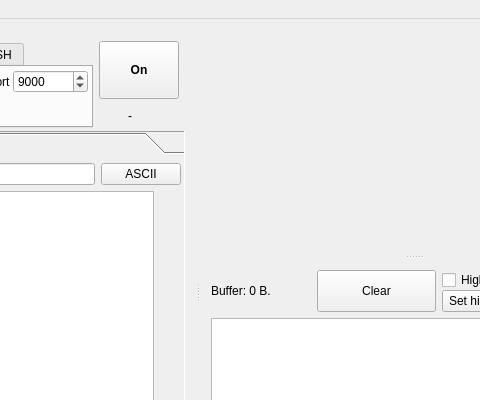
This is MultiPortDialog/Sources/mainwindow.ui in Alexxey593/MultiportDialog as Qt 5 draws it before an edit; both pictures show x 284 to 764 and y 0 to 400 of the 923 by 586 pixel window. The edited form follows.
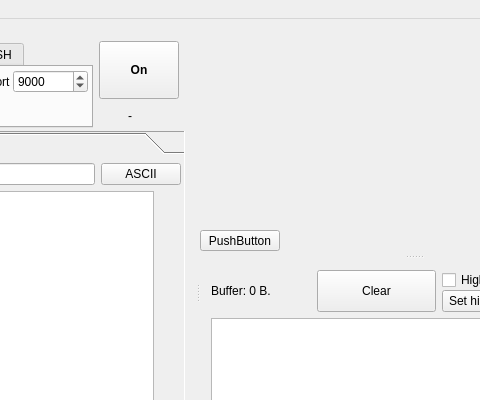
This is the edited form. The open tabs and pages were chosen to show the change. Icons and pictures are not drawn. Custom widgets are drawn as their Qt base class.

What changed in the file:
```diff
--- a/MultiPortDialog/Sources/mainwindow.ui
+++ b/MultiPortDialog/Sources/mainwindow.ui
@@ -2292,6 +2292,19 @@
         <property name="toolTip">
          <string extracomment="Принятые данные">Received data</string>
         </property>
+        <widget class="QPushButton" name="pushButton">
+         <property name="geometry">
+          <rect>
+           <x>0</x>
+           <y>200</y>
+           <width>80</width>
+           <height>21</height>
+          </rect>
+         </property>
+         <property name="text">
+          <string>PushButton</string>
+         </property>
+        </widget>
        </widget>
        <widget class="QWidget" name="layoutWidget">
         <layout class="QVBoxLayout" name="verticalLayout_2">
```
Left out of the diff: 20 changed lines with no effect on the pictures.
